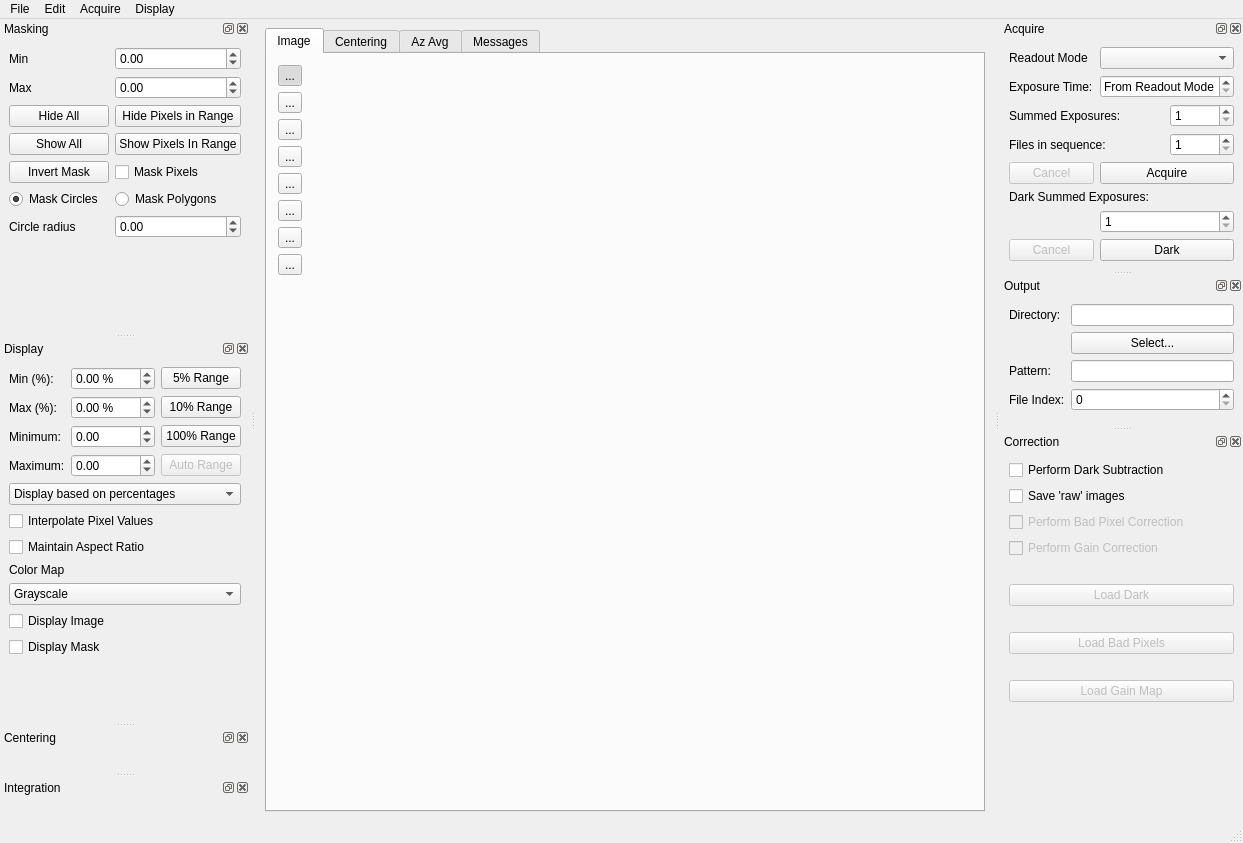
Old version of the form qxrdwindow.ui in the repository guyjennings/qxrd.
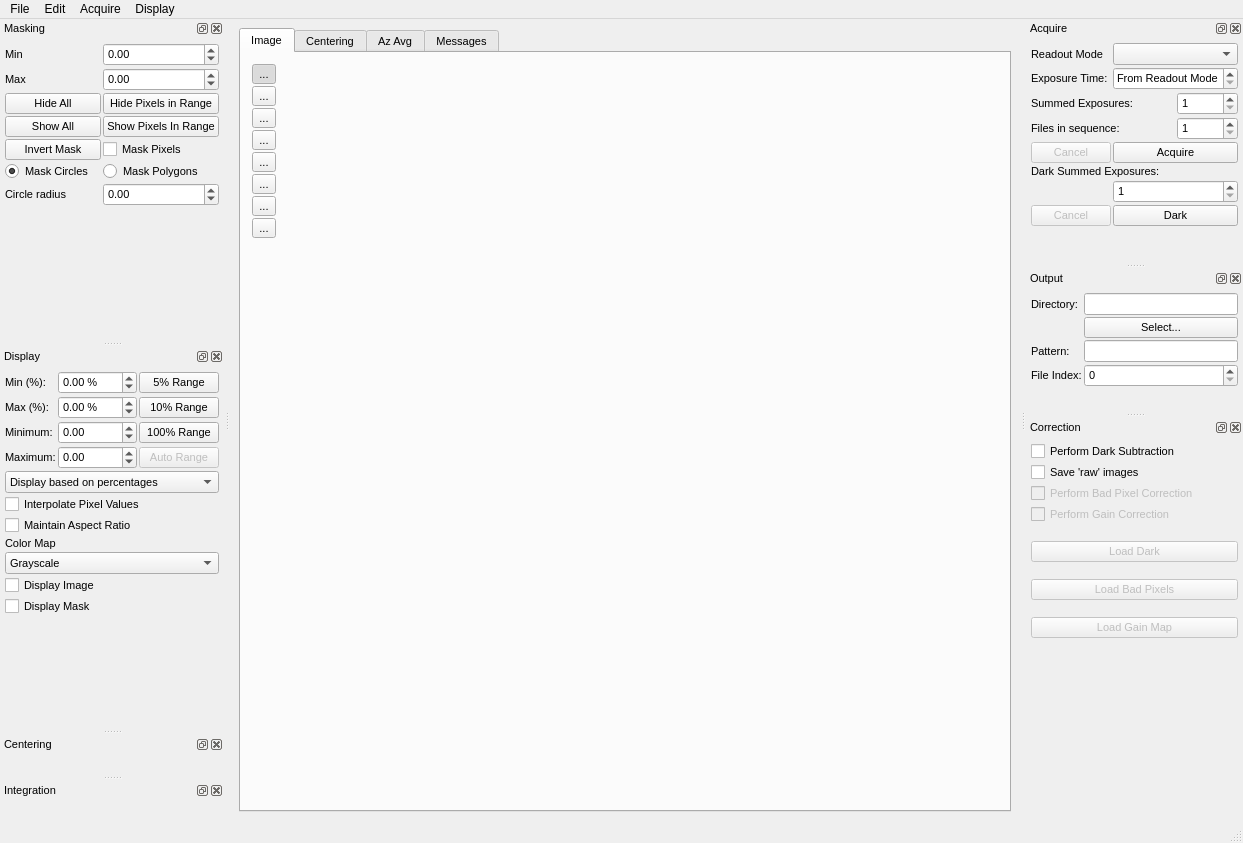
New version of the form. Icons and pictures are not drawn. Custom widgets are drawn as their Qt base class.

Commit message: Shrink control panels and layout spacing

Patch:
```diff
--- a/qxrdwindow.ui
+++ b/qxrdwindow.ui
@@ -27,6 +27,11 @@
          <verstretch>0</verstretch>
         </sizepolicy>
        </property>
+       <property name="font">
+        <font>
+         <pointsize>8</pointsize>
+        </font>
+       </property>
        <property name="currentIndex">
         <number>0</number>
        </property>
@@ -62,6 +67,9 @@
             <property name="margin">
              <number>2</number>
             </property>
+            <property name="spacing">
+             <number>2</number>
+            </property>
             <item row="0" column="1">
              <widget class="QToolButton" name="m_ImageZoomInButton">
               <property name="toolTip">
@@ -627,6 +635,11 @@
   </widget>
   <widget class="QStatusBar" name="statusbar"/>
   <widget class="QDockWidget" name="m_AcquireDockWidget">
+   <property name="font">
+    <font>
+     <pointsize>8</pointsize>
+    </font>
+   </property>
    <property name="windowTitle">
     <string>Acquire</string>
    </property>
@@ -635,8 +648,19 @@
    </attribute>
    <widget class="QWidget" name="dockWidgetContents">
     <layout class="QGridLayout" name="gridLayout_2">
+     <property name="margin">
+      <number>5</number>
+     </property>
+     <property name="spacing">
+      <number>2</number>
+     </property>
      <item row="0" column="0">
       <widget class="QLabel" name="label_13">
+       <property name="font">
+        <font>
+         <pointsize>8</pointsize>
+        </font>
+       </property>
        <property name="text">
         <string>Readout Mode</string>
        </property>
@@ -650,6 +674,11 @@
          <verstretch>0</verstretch>
         </sizepolicy>
        </property>
+       <property name="font">
+        <font>
+         <pointsize>8</pointsize>
+        </font>
+       </property>
        <property name="toolTip">
         <string>Detector readout mode (0..7)
 Script Property: &quot;acquisition.readoutMode&quot;
@@ -659,6 +688,11 @@
      </item>
      <item row="1" column="0" colspan="2">
       <widget class="QLabel" name="label">
+       <property name="font">
+        <font>
+         <pointsize>8</pointsize>
+        </font>
+       </property>
        <property name="text">
         <string>Exposure Time:</string>
        </property>
@@ -672,6 +706,11 @@
          <verstretch>0</verstretch>
         </sizepolicy>
        </property>
+       <property name="font">
+        <font>
+         <pointsize>8</pointsize>
+        </font>
+       </property>
        <property name="toolTip">
         <string>Exposure Time
 (&gt;= integration mode, up to 5 secs)
@@ -694,6 +733,11 @@
      </item>
      <item row="2" column="0" colspan="3">
       <widget class="QLabel" name="label_2">
+       <property name="font">
+        <font>
+         <pointsize>8</pointsize>
+        </font>
+       </property>
        <property name="text">
         <string>Summed Exposures:</string>
        </property>
@@ -707,6 +751,11 @@
          <verstretch>0</verstretch>
         </sizepolicy>
        </property>
+       <property name="font">
+        <font>
+         <pointsize>8</pointsize>
+        </font>
+       </property>
        <property name="toolTip">
         <string>Number of exposures to sum for each saved image
 Script Property: &quot;acquisition.summedExposures&quot;
@@ -725,6 +774,11 @@
      </item>
      <item row="3" column="0" colspan="3">
       <widget class="QLabel" name="label_3">
+       <property name="font">
+        <font>
+         <pointsize>8</pointsize>
+        </font>
+       </property>
        <property name="text">
         <string>Files in sequence:</string>
        </property>
@@ -738,6 +792,11 @@
          <verstretch>0</verstretch>
         </sizepolicy>
        </property>
+       <property name="font">
+        <font>
+         <pointsize>8</pointsize>
+        </font>
+       </property>
        <property name="toolTip">
         <string>Total number of files to take in sequence
 Script: &quot;acquisition.filesInSequence&quot;
@@ -759,6 +818,11 @@
        <property name="enabled">
         <bool>false</bool>
        </property>
+       <property name="font">
+        <font>
+         <pointsize>8</pointsize>
+        </font>
+       </property>
        <property name="text">
         <string>Cancel</string>
        </property>
@@ -775,6 +839,11 @@
          <verstretch>0</verstretch>
         </sizepolicy>
        </property>
+       <property name="font">
+        <font>
+         <pointsize>8</pointsize>
+        </font>
+       </property>
        <property name="toolTip">
         <string>Do regular acquisition
 Script Function: acquire()</string>
@@ -786,6 +855,11 @@
      </item>
      <item row="5" column="0" colspan="4">
       <widget class="QLabel" name="label_7">
+       <property name="font">
+        <font>
+         <pointsize>8</pointsize>
+        </font>
+       </property>
        <property name="text">
         <string>Dark Summed Exposures:</string>
        </property>
@@ -799,6 +873,11 @@
          <verstretch>0</verstretch>
         </sizepolicy>
        </property>
+       <property name="font">
+        <font>
+         <pointsize>8</pointsize>
+        </font>
+       </property>
        <property name="toolTip">
         <string>Number of exposures to sum for dark image
 Script Property: acquisition.darkSummedExposures
@@ -820,6 +899,11 @@
        <property name="enabled">
         <bool>false</bool>
        </property>
+       <property name="font">
+        <font>
+         <pointsize>8</pointsize>
+        </font>
+       </property>
        <property name="text">
         <string>Cancel</string>
        </property>
@@ -836,6 +920,11 @@
          <verstretch>0</verstretch>
         </sizepolicy>
        </property>
+       <property name="font">
+        <font>
+         <pointsize>8</pointsize>
+        </font>
+       </property>
        <property name="toolTip">
         <string>Do Drak Acquisition
 Script Function: acquiredark()</string>
@@ -862,6 +951,11 @@
    </widget>
   </widget>
   <widget class="QDockWidget" name="m_OutputDockWidget">
+   <property name="font">
+    <font>
+     <pointsize>8</pointsize>
+    </font>
+   </property>
    <property name="windowTitle">
     <string>Output</string>
    </property>
@@ -870,8 +964,22 @@
    </attribute>
    <widget class="QWidget" name="dockWidgetContents_2">
     <layout class="QFormLayout" name="formLayout_2">
+     <property name="horizontalSpacing">
+      <number>2</number>
+     </property>
+     <property name="verticalSpacing">
+      <number>2</number>
+     </property>
+     <property name="margin">
+      <number>5</number>
+     </property>
      <item row="0" column="0">
       <widget class="QLabel" name="label_6">
+       <property name="font">
+        <font>
+         <pointsize>8</pointsize>
+        </font>
+       </property>
        <property name="text">
         <string>Directory:</string>
        </property>
@@ -885,6 +993,11 @@
          <verstretch>0</verstretch>
         </sizepolicy>
        </property>
+       <property name="font">
+        <font>
+         <pointsize>8</pointsize>
+        </font>
+       </property>
        <property name="toolTip">
         <string>The directory where data files will be saved
 Script Property: &quot;acquisition.outputDirectory&quot;
@@ -897,6 +1010,11 @@
      </item>
      <item row="1" column="1">
       <widget class="QPushButton" name="m_SelectDirectoryButton">
+       <property name="font">
+        <font>
+         <pointsize>8</pointsize>
+        </font>
+       </property>
        <property name="text">
         <string>Select...</string>
        </property>
@@ -904,6 +1022,11 @@
      </item>
      <item row="2" column="0">
       <widget class="QLabel" name="label_4">
+       <property name="font">
+        <font>
+         <pointsize>8</pointsize>
+        </font>
+       </property>
        <property name="text">
         <string>Pattern:</string>
        </property>
@@ -917,6 +1040,11 @@
          <verstretch>0</verstretch>
         </sizepolicy>
        </property>
+       <property name="font">
+        <font>
+         <pointsize>8</pointsize>
+        </font>
+       </property>
        <property name="toolTip">
         <string>Base File Name Pattern
 Script Property: &quot;acquisition.filePattern&quot;
@@ -929,6 +1057,11 @@
      </item>
      <item row="3" column="0">
       <widget class="QLabel" name="label_5">
+       <property name="font">
+        <font>
+         <pointsize>8</pointsize>
+        </font>
+       </property>
        <property name="text">
         <string>File Index:</string>
        </property>
@@ -942,6 +1075,11 @@
          <verstretch>0</verstretch>
         </sizepolicy>
        </property>
+       <property name="font">
+        <font>
+         <pointsize>8</pointsize>
+        </font>
+       </property>
        <property name="toolTip">
         <string>Index number, substituted into file names, and incremented with each image
 Script Property: acquisition.fileIndex
@@ -972,6 +1110,11 @@
    </widget>
   </widget>
   <widget class="QDockWidget" name="m_CorrectionDockWidget">
+   <property name="font">
+    <font>
+     <pointsize>8</pointsize>
+    </font>
+   </property>
    <property name="windowTitle">
     <string>Correction</string>
    </property>
@@ -980,8 +1123,19 @@
    </attribute>
    <widget class="QWidget" name="dockWidgetContents_3">
     <layout class="QVBoxLayout" name="verticalLayout">
+     <property name="spacing">
+      <number>2</number>
+     </property>
+     <property name="margin">
+      <number>5</number>
+     </property>
      <item>
       <widget class="QCheckBox" name="m_PerformDark">
+       <property name="font">
+        <font>
+         <pointsize>8</pointsize>
+        </font>
+       </property>
        <property name="toolTip">
         <string>Do dark subtraction as images are taken</string>
        </property>
@@ -992,6 +1146,11 @@
      </item>
      <item>
       <widget class="QCheckBox" name="m_SaveRaw">
+       <property name="font">
+        <font>
+         <pointsize>8</pointsize>
+        </font>
+       </property>
        <property name="toolTip">
         <string>Save 'raw' images (before dark subtraction), as well</string>
        </property>
@@ -1005,6 +1164,11 @@
        <property name="enabled">
         <bool>false</bool>
        </property>
+       <property name="font">
+        <font>
+         <pointsize>8</pointsize>
+        </font>
+       </property>
        <property name="text">
         <string>Perform Bad Pixel Correction</string>
        </property>
@@ -1015,6 +1179,11 @@
        <property name="enabled">
         <bool>false</bool>
        </property>
+       <property name="font">
+        <font>
+         <pointsize>8</pointsize>
+        </font>
+       </property>
        <property name="text">
         <string>Perform Gain Correction</string>
        </property>
@@ -1032,6 +1201,11 @@
        <property name="enabled">
         <bool>false</bool>
        </property>
+       <property name="font">
+        <font>
+         <pointsize>8</pointsize>
+        </font>
+       </property>
        <property name="text">
         <string>Load Dark</string>
        </property>
@@ -1049,6 +1223,11 @@
        <property name="enabled">
         <bool>false</bool>
        </property>
+       <property name="font">
+        <font>
+         <pointsize>8</pointsize>
+        </font>
+       </property>
        <property name="text">
         <string>Load Bad Pixels</string>
        </property>
@@ -1066,6 +1245,11 @@
        <property name="enabled">
         <bool>false</bool>
        </property>
+       <property name="font">
+        <font>
+         <pointsize>8</pointsize>
+        </font>
+       </property>
        <property name="text">
         <string>Load Gain Map</string>
        </property>
@@ -1088,6 +1272,11 @@
    </widget>
   </widget>
   <widget class="QDockWidget" name="m_MaskingDockWidget">
+   <property name="font">
+    <font>
+     <pointsize>8</pointsize>
+    </font>
+   </property>
    <property name="windowTitle">
     <string>Masking</string>
    </property>
@@ -1096,8 +1285,19 @@
    </attribute>
    <widget class="QWidget" name="dockWidgetContents_4">
     <layout class="QGridLayout" name="gridLayout_3">
+     <property name="margin">
+      <number>5</number>
+     </property>
+     <property name="spacing">
+      <number>2</number>
+     </property>
      <item row="0" column="0">
       <widget class="QLabel" name="label_17">
+       <property name="font">
+        <font>
+         <pointsize>8</pointsize>
+        </font>
+       </property>
        <property name="text">
         <string>Min</string>
        </property>
@@ -1105,6 +1305,11 @@
      </item>
      <item row="0" column="1">
       <widget class="QDoubleSpinBox" name="m_MaskMinimum">
+       <property name="font">
+        <font>
+         <pointsize>8</pointsize>
+        </font>
+       </property>
        <property name="minimum">
         <double>-1000000000.000000000000000</double>
        </property>
@@ -1115,6 +1320,11 @@
      </item>
      <item row="1" column="0">
       <widget class="QLabel" name="label_18">
+       <property name="font">
+        <font>
+         <pointsize>8</pointsize>
+        </font>
+       </property>
        <property name="text">
         <string>Max</string>
        </property>
@@ -1122,6 +1332,11 @@
      </item>
      <item row="1" column="1">
       <widget class="QDoubleSpinBox" name="m_MaskMaximum">
+       <property name="font">
+        <font>
+         <pointsize>8</pointsize>
+        </font>
+       </property>
        <property name="minimum">
         <double>-1000000000.000000000000000</double>
        </property>
@@ -1132,6 +1347,11 @@
      </item>
      <item row="2" column="0">
       <widget class="QPushButton" name="m_HideMaskAll">
+       <property name="font">
+        <font>
+         <pointsize>8</pointsize>
+        </font>
+       </property>
        <property name="text">
         <string>Hide All</string>
        </property>
@@ -1139,6 +1359,11 @@
      </item>
      <item row="2" column="1">
       <widget class="QPushButton" name="m_HideMaskRange">
+       <property name="font">
+        <font>
+         <pointsize>8</pointsize>
+        </font>
+       </property>
        <property name="text">
         <string>Hide Pixels in Range</string>
        </property>
@@ -1146,6 +1371,11 @@
      </item>
      <item row="3" column="0">
       <widget class="QPushButton" name="m_ShowMaskAll">
+       <property name="font">
+        <font>
+         <pointsize>8</pointsize>
+        </font>
+       </property>
        <property name="text">
         <string>Show All</string>
        </property>
@@ -1153,6 +1383,11 @@
      </item>
      <item row="3" column="1">
       <widget class="QPushButton" name="m_ShowMaskRange">
+       <property name="font">
+        <font>
+         <pointsize>8</pointsize>
+        </font>
+       </property>
        <property name="text">
         <string>Show Pixels In Range</string>
        </property>
@@ -1173,6 +1408,11 @@
      </item>
      <item row="5" column="0">
       <widget class="QRadioButton" name="m_MaskCirclesRadio">
+       <property name="font">
+        <font>
+         <pointsize>8</pointsize>
+        </font>
+       </property>
        <property name="text">
         <string>Mask Circles</string>
        </property>
@@ -1183,6 +1423,11 @@
      </item>
      <item row="7" column="0">
       <widget class="QLabel" name="label_19">
+       <property name="font">
+        <font>
+         <pointsize>8</pointsize>
+        </font>
+       </property>
        <property name="text">
         <string>Circle radius</string>
        </property>
@@ -1190,6 +1435,11 @@
      </item>
      <item row="7" column="1">
       <widget class="QDoubleSpinBox" name="m_MaskCircleRadius">
+       <property name="font">
+        <font>
+         <pointsize>8</pointsize>
+        </font>
+       </property>
        <property name="minimum">
         <double>-1000000000.000000000000000</double>
        </property>
@@ -1200,6 +1450,11 @@
      </item>
      <item row="5" column="1">
       <widget class="QRadioButton" name="m_MaskPolygonsRadio">
+       <property name="font">
+        <font>
+         <pointsize>8</pointsize>
+        </font>
+       </property>
        <property name="text">
         <string>Mask Polygons</string>
        </property>
@@ -1207,6 +1462,11 @@
      </item>
      <item row="4" column="0">
       <widget class="QPushButton" name="m_InvertMask">
+       <property name="font">
+        <font>
+         <pointsize>8</pointsize>
+        </font>
+       </property>
        <property name="text">
         <string>Invert Mask</string>
        </property>
@@ -1214,6 +1474,11 @@
      </item>
      <item row="4" column="1">
       <widget class="QCheckBox" name="m_MaskSetPixels">
+       <property name="font">
+        <font>
+         <pointsize>8</pointsize>
+        </font>
+       </property>
        <property name="text">
         <string>Mask Pixels</string>
        </property>
@@ -1223,6 +1488,11 @@
    </widget>
   </widget>
   <widget class="QDockWidget" name="m_DisplayDockWidget">
+   <property name="font">
+    <font>
+     <pointsize>8</pointsize>
+    </font>
+   </property>
    <property name="windowTitle">
     <string>Display</string>
    </property>
@@ -1231,8 +1501,19 @@
    </attribute>
    <widget class="QWidget" name="dockWidgetContents_5">
     <layout class="QGridLayout" name="gridLayout_15">
+     <property name="margin">
+      <number>5</number>
+     </property>
+     <property name="spacing">
+      <number>2</number>
+     </property>
      <item row="0" column="0">
       <widget class="QLabel" name="label_11">
+       <property name="font">
+        <font>
+         <pointsize>8</pointsize>
+        </font>
+       </property>
        <property name="text">
         <string>Min (%):</string>
        </property>
@@ -1240,6 +1521,11 @@
      </item>
      <item row="0" column="1" colspan="2">
       <widget class="QDoubleSpinBox" name="m_DisplayMinimumPct">
+       <property name="font">
+        <font>
+         <pointsize>8</pointsize>
+        </font>
+       </property>
        <property name="suffix">
         <string> %</string>
        </property>
@@ -1253,6 +1539,11 @@
      </item>
      <item row="0" column="3">
       <widget class="QPushButton" name="m_Display_5pct">
+       <property name="font">
+        <font>
+         <pointsize>8</pointsize>
+        </font>
+       </property>
        <property name="text">
         <string>5% Range</string>
        </property>
@@ -1260,6 +1551,11 @@
      </item>
      <item row="1" column="0">
       <widget class="QLabel" name="label_12">
+       <property name="font">
+        <font>
+         <pointsize>8</pointsize>
+        </font>
+       </property>
        <property name="text">
         <string>Max (%):</string>
        </property>
@@ -1267,6 +1563,11 @@
      </item>
      <item row="1" column="1" colspan="2">
       <widget class="QDoubleSpinBox" name="m_DisplayMaximumPct">
+       <property name="font">
+        <font>
+         <pointsize>8</pointsize>
+        </font>
+       </property>
        <property name="suffix">
         <string> %</string>
        </property>
@@ -1280,6 +1581,11 @@
      </item>
      <item row="1" column="3">
       <widget class="QPushButton" name="m_Display_10pct">
+       <property name="font">
+        <font>
+         <pointsize>8</pointsize>
+        </font>
+       </property>
        <property name="text">
         <string>10% Range</string>
        </property>
@@ -1287,6 +1593,11 @@
      </item>
      <item row="7" column="0" colspan="4">
       <widget class="QCheckBox" name="m_InterpolatePixels">
+       <property name="font">
+        <font>
+         <pointsize>8</pointsize>
+        </font>
+       </property>
        <property name="toolTip">
         <string>Gives a smoother display when zoomed in</string>
        </property>
@@ -1297,6 +1608,11 @@
      </item>
      <item row="8" column="0" colspan="4">
       <widget class="QCheckBox" name="m_MaintainAspectRatio">
+       <property name="font">
+        <font>
+         <pointsize>8</pointsize>
+        </font>
+       </property>
        <property name="toolTip">
         <string>Try to maintain the aspect ratio of the image as it is zoomed and resized</string>
        </property>
@@ -1320,6 +1636,11 @@
      </item>
      <item row="3" column="0">
       <widget class="QLabel" name="label_14">
+       <property name="font">
+        <font>
+         <pointsize>8</pointsize>
+        </font>
+       </property>
        <property name="text">
         <string>Minimum:</string>
        </property>
@@ -1327,6 +1648,11 @@
      </item>
      <item row="3" column="1" colspan="2">
       <widget class="QDoubleSpinBox" name="m_DisplayMinimumVal">
+       <property name="font">
+        <font>
+         <pointsize>8</pointsize>
+        </font>
+       </property>
        <property name="suffix">
         <string/>
        </property>
@@ -1340,6 +1666,11 @@
      </item>
      <item row="4" column="0">
       <widget class="QLabel" name="label_15">
+       <property name="font">
+        <font>
+         <pointsize>8</pointsize>
+        </font>
+       </property>
        <property name="text">
         <string>Maximum:</string>
        </property>
@@ -1347,6 +1678,11 @@
      </item>
      <item row="4" column="1" colspan="2">
       <widget class="QDoubleSpinBox" name="m_DisplayMaximumVal">
+       <property name="font">
+        <font>
+         <pointsize>8</pointsize>
+        </font>
+       </property>
        <property name="suffix">
         <string/>
        </property>
@@ -1360,6 +1696,11 @@
      </item>
      <item row="3" column="3">
       <widget class="QPushButton" name="m_Display_100pct">
+       <property name="font">
+        <font>
+         <pointsize>8</pointsize>
+        </font>
+       </property>
        <property name="text">
         <string>100% Range</string>
        </property>
@@ -1370,6 +1711,11 @@
        <property name="enabled">
         <bool>false</bool>
        </property>
+       <property name="font">
+        <font>
+         <pointsize>8</pointsize>
+        </font>
+       </property>
        <property name="text">
         <string>Auto Range</string>
        </property>
@@ -1377,6 +1723,11 @@
      </item>
      <item row="6" column="0" colspan="4">
       <widget class="QComboBox" name="m_DisplayScalingMode">
+       <property name="font">
+        <font>
+         <pointsize>8</pointsize>
+        </font>
+       </property>
        <item>
         <property name="text">
          <string>Display based on percentages</string>
@@ -1391,6 +1742,11 @@
      </item>
      <item row="10" column="0" colspan="4">
       <widget class="QComboBox" name="m_DisplayColorMap">
+       <property name="font">
+        <font>
+         <pointsize>8</pointsize>
+        </font>
+       </property>
        <item>
         <property name="text">
          <string>Grayscale</string>
@@ -1425,6 +1781,11 @@
      </item>
      <item row="11" column="0" colspan="4">
       <widget class="QCheckBox" name="m_DisplayImage">
+       <property name="font">
+        <font>
+         <pointsize>8</pointsize>
+        </font>
+       </property>
        <property name="toolTip">
         <string>Gives a smoother display when zoomed in</string>
        </property>
@@ -1435,6 +1796,11 @@
      </item>
      <item row="12" column="0" colspan="4">
       <widget class="QCheckBox" name="m_DisplayMask">
+       <property name="font">
+        <font>
+         <pointsize>8</pointsize>
+        </font>
+       </property>
        <property name="toolTip">
         <string>Gives a smoother display when zoomed in</string>
        </property>
@@ -1445,6 +1811,11 @@
      </item>
      <item row="9" column="0" colspan="2">
       <widget class="QLabel" name="label_8">
+       <property name="font">
+        <font>
+         <pointsize>8</pointsize>
+        </font>
+       </property>
        <property name="text">
         <string>Color Map</string>
        </property>
@@ -1454,6 +1825,11 @@
    </widget>
   </widget>
   <widget class="QDockWidget" name="m_CenteringDockWidget">
+   <property name="font">
+    <font>
+     <pointsize>8</pointsize>
+    </font>
+   </property>
    <property name="windowTitle">
     <string>Centering</string>
    </property>
@@ -1461,10 +1837,22 @@
     <number>1</number>
    </attribute>
    <widget class="QWidget" name="dockWidgetContents_6">
-    <layout class="QGridLayout" name="gridLayout_5"/>
+    <layout class="QGridLayout" name="gridLayout_5">
+     <property name="margin">
+      <number>5</number>
+     </property>
+     <property name="spacing">
+      <number>2</number>
+     </property>
+    </layout>
    </widget>
   </widget>
   <widget class="QDockWidget" name="m_IntegratorDockWidget">
+   <property name="font">
+    <font>
+     <pointsize>8</pointsize>
+    </font>
+   </property>
    <property name="windowTitle">
     <string>Integration</string>
    </property>
@@ -1472,7 +1860,14 @@
     <number>1</number>
    </attribute>
    <widget class="QWidget" name="dockWidgetContents_7">
-    <layout class="QGridLayout" name="gridLayout_6"/>
+    <layout class="QGridLayout" name="gridLayout_6">
+     <property name="margin">
+      <number>5</number>
+     </property>
+     <property name="spacing">
+      <number>2</number>
+     </property>
+    </layout>
    </widget>
   </widget>
   <action name="m_ActionQuit">
```
Left out of the diff: 6 changed lines with no effect on the pictures. The commit also changes 2 other files.
